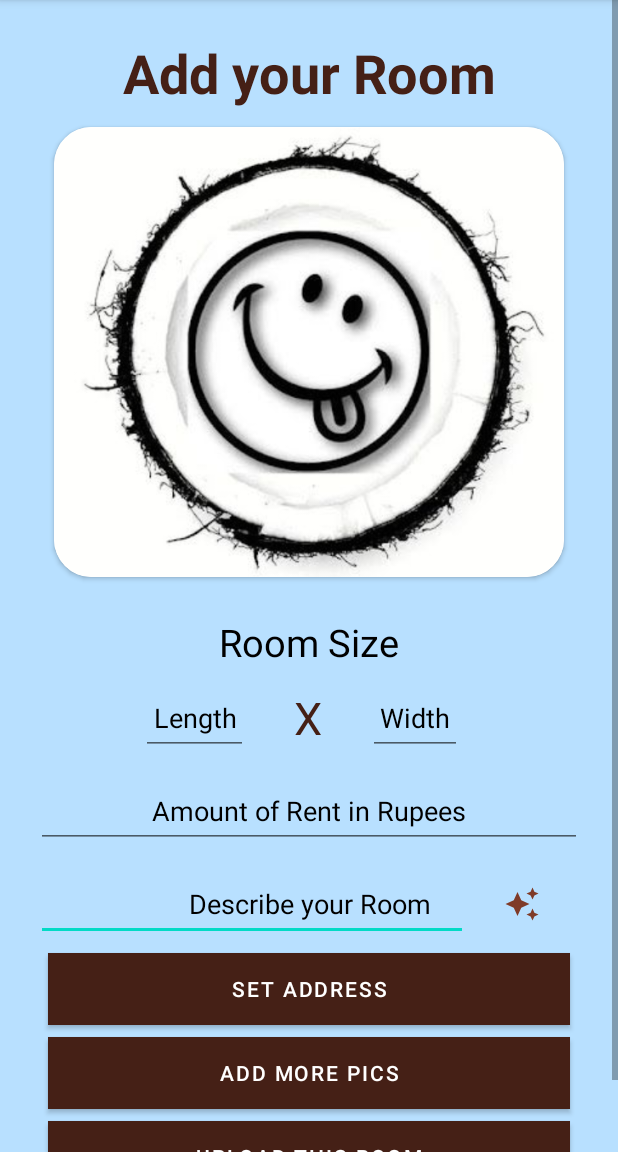
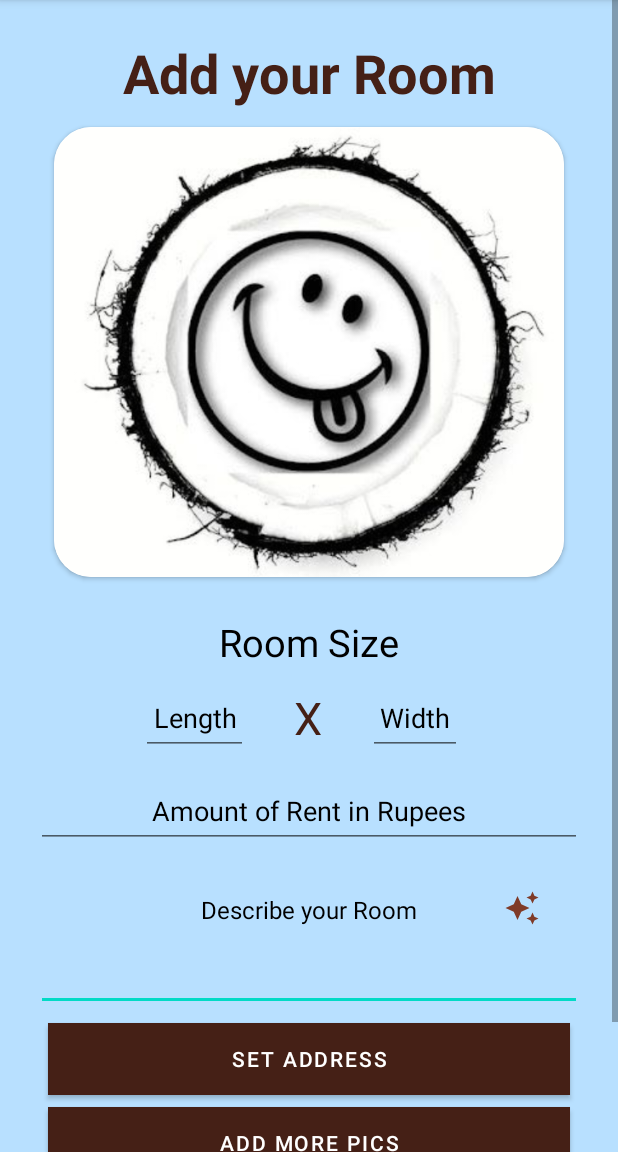
Before and after one commit to vickyvikas514/ToRento, an Android app: the add_room screen opened directly, with no data from a screen before it, on a phone screen of 412 x 824 dp, the part 84-1236 px from its top. Run offline under Robolectric (Android 15) with nearby library versions, the phone set to English and light mode, and no system bars; our stand-ins replace Firebase (no records; nobody signed in at launch, a user with empty details on screens opened directly); libraries missing offline, so code that uses them is left out: com.google.ai.client; pictures from the network do not load.

Commit message:
Hide the API key because of security reasons and change the room description's edit text to multi-line field.

```diff
--- a/app/src/main/res/layout/activity_add_room.xml
+++ b/app/src/main/res/layout/activity_add_room.xml
@@ -142,20 +142,37 @@
             android:textColor="@color/black"
             android:textColorHighlight="@color/cardview_dark_background"
             android:layout_marginTop="12dp"/>
+        <TextView
+            android:id="@+id/room_description_label"
+            android:layout_width="wrap_content"
+            android:layout_height="wrap_content"
+            android:text="Describe your Room"
+            android:textSize="16sp"
+            android:textColor="@color/black"
+            android:padding="8dp"
+            app:layout_constraintTop_toBottomOf="@id/amount"
+            app:layout_constraintStart_toStartOf="parent"
+            app:layout_constraintEnd_toEndOf="parent"
+            android:layout_marginTop="22dp" />
+
         <com.google.android.material.textfield.TextInputEditText
             android:layout_width="match_parent"
-            android:layout_height="50dp"
+            android:layout_height="wrap_content"
+
             android:id="@+id/Room_description"
+
+            android:gravity="start|top"
+            android:inputType="textMultiLine"
+            android:scrollbars="none"
+            android:padding="8dp"
+            android:textColor="@color/black"
             android:textColorHint="@color/black"
-            app:layout_constraintTop_toBottomOf="@id/amount"
-            android:drawablePadding="8dp"
-            android:hint="Describe your Room"
-            android:padding="8dp"
-            android:gravity="center"
+            app:layout_constraintTop_toBottomOf="@id/room_description_label"
+            app:layout_constraintStart_toStartOf="parent"
             app:layout_constraintEnd_toStartOf="@id/ai_generate_description_btn"
-            android:textColor="@color/black"
-            android:textColorHighlight="@color/cardview_dark_background"
-            android:layout_marginTop="12dp"/>
+            android:layout_marginTop="8dp" />
+
+
         <ImageButton
             android:layout_width="80dp"
             android:layout_height="80dp"
@@ -165,8 +182,8 @@
             android:layout_gravity="end|bottom"
             app:layout_constraintEnd_toEndOf="parent"
             android:layout_margin="0dp"
-            app:layout_constraintTop_toTopOf="@id/Room_description"
-            app:layout_constraintBottom_toBottomOf="@id/Room_description"
+            app:layout_constraintTop_toBottomOf="@id/amount"
+
             />
 
         <Button
```
Also changed, not shown: app/build.gradle.kts (+14 -0 lines), app/src/main/java/com/example/torento/OWNER/Add_room.kt (+6 -50 lines).
